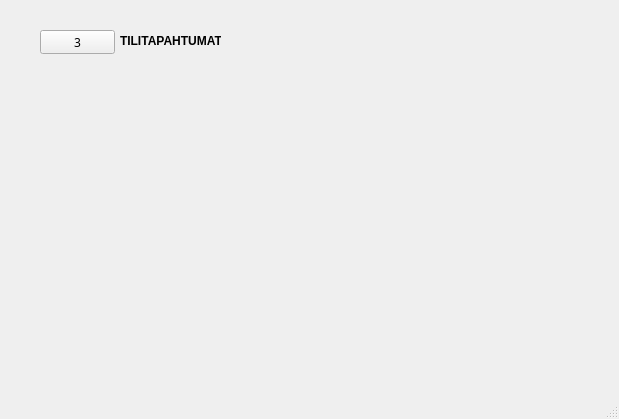
Above: bank-automat/mainwindow.ui from jaccet/MyBankSimul before the change. Below: the same form after it.
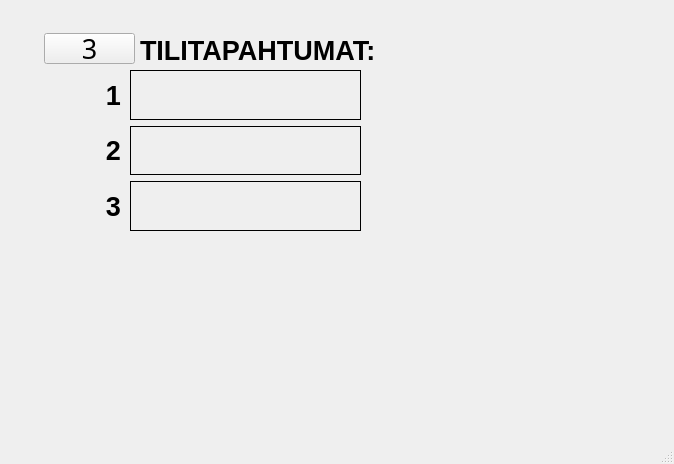
That is the form after the change.

What changed in the file:
```diff
--- a/bank-automat/mainwindow.ui
+++ b/bank-automat/mainwindow.ui
@@ -6,8 +6,8 @@
    <rect>
     <x>0</x>
     <y>0</y>
-    <width>619</width>
-    <height>419</height>
+    <width>674</width>
+    <height>464</height>
    </rect>
   </property>
   <property name="windowTitle">
@@ -17,14 +17,16 @@
    <widget class="QStackedWidget" name="stackedWidget">
     <property name="geometry">
      <rect>
-      <x>0</x>
-      <y>0</y>
+      <x>20</x>
+      <y>10</y>
       <width>621</width>
       <height>391</height>
      </rect>
     </property>
     <property name="font">
      <font>
+      <family>Arial</family>
+      <pointsize>20</pointsize>
       <bold>true</bold>
      </font>
     </property>
@@ -303,8 +305,8 @@
          </property>
         </widget>
        </item>
-       <item row="2" column="1">
-        <widget class="QLabel" name="label_4">
+       <item row="3" column="1">
+        <widget class="QLabel" name="TAKAISIN_ALOTUKSEEN_LB">
          <property name="font">
           <font>
            <family>Arial</family>
@@ -325,26 +327,34 @@
        <rect>
         <x>120</x>
         <y>20</y>
-        <width>101</width>
+        <width>241</width>
         <height>41</height>
        </rect>
       </property>
+      <property name="font">
+       <font>
+        <family>Arial</family>
+        <pointsize>20</pointsize>
+        <bold>true</bold>
+       </font>
+      </property>
       <property name="text">
-       <string>TILITAPAHTUMAT</string>
+       <string>TILITAPAHTUMAT:</string>
       </property>
      </widget>
      <widget class="QPushButton" name="TILITAPAHTUMAT_TAKAISIN">
       <property name="geometry">
        <rect>
-        <x>40</x>
-        <y>30</y>
-        <width>75</width>
-        <height>24</height>
+        <x>24</x>
+        <y>23</y>
+        <width>91</width>
+        <height>31</height>
        </rect>
       </property>
       <property name="font">
        <font>
         <family>Webdings</family>
+        <pointsize>20</pointsize>
         <bold>false</bold>
        </font>
       </property>
@@ -352,6 +362,146 @@
        <string>3</string>
       </property>
      </widget>
+     <widget class="QWidget" name="verticalLayoutWidget">
+      <property name="geometry">
+       <rect>
+        <x>110</x>
+        <y>60</y>
+        <width>231</width>
+        <height>161</height>
+       </rect>
+      </property>
+      <property name="font">
+       <font>
+        <family>Arial</family>
+        <pointsize>20</pointsize>
+        <bold>true</bold>
+       </font>
+      </property>
+      <layout class="QVBoxLayout" name="verticalLayout">
+       <item>
+        <widget class="QLabel" name="TAPAHTUMA1">
+         <property name="font">
+          <font>
+           <family>Arial</family>
+           <pointsize>20</pointsize>
+           <bold>true</bold>
+          </font>
+         </property>
+         <property name="frameShape">
+          <enum>QFrame::Box</enum>
+         </property>
+         <property name="text">
+          <string/>
+         </property>
+        </widget>
+       </item>
+       <item>
+        <widget class="QLabel" name="TAPAHTUMA2">
+         <property name="font">
+          <font>
+           <family>Arial</family>
+           <pointsize>20</pointsize>
+           <bold>true</bold>
+          </font>
+         </property>
+         <property name="frameShape">
+          <enum>QFrame::Box</enum>
+         </property>
+         <property name="text">
+          <string/>
+         </property>
+        </widget>
+       </item>
+       <item>
+        <widget class="QLabel" name="TAPAHTUMA3">
+         <property name="font">
+          <font>
+           <family>Arial</family>
+           <pointsize>20</pointsize>
+           <bold>true</bold>
+          </font>
+         </property>
+         <property name="frameShape">
+          <enum>QFrame::Box</enum>
+         </property>
+         <property name="text">
+          <string/>
+         </property>
+        </widget>
+       </item>
+      </layout>
+     </widget>
+     <widget class="QWidget" name="verticalLayoutWidget_2">
+      <property name="geometry">
+       <rect>
+        <x>20</x>
+        <y>60</y>
+        <width>81</width>
+        <height>161</height>
+       </rect>
+      </property>
+      <property name="font">
+       <font>
+        <family>Arial</family>
+        <pointsize>20</pointsize>
+        <bold>true</bold>
+       </font>
+      </property>
+      <layout class="QVBoxLayout" name="verticalLayout_2">
+       <item>
+        <widget class="QLabel" name="label_4">
+         <property name="font">
+          <font>
+           <family>Arial</family>
+           <pointsize>20</pointsize>
+           <bold>true</bold>
+          </font>
+         </property>
+         <property name="text">
+          <string>1</string>
+         </property>
+         <property name="alignment">
+          <set>Qt::AlignRight|Qt::AlignTrailing|Qt::AlignVCenter</set>
+         </property>
+        </widget>
+       </item>
+       <item>
+        <widget class="QLabel" name="label">
+         <property name="font">
+          <font>
+           <family>Arial</family>
+           <pointsize>20</pointsize>
+           <bold>true</bold>
+          </font>
+         </property>
+         <property name="text">
+          <string>2</string>
+         </property>
+         <property name="alignment">
+          <set>Qt::AlignRight|Qt::AlignTrailing|Qt::AlignVCenter</set>
+         </property>
+        </widget>
+       </item>
+       <item>
+        <widget class="QLabel" name="label_6">
+         <property name="font">
+          <font>
+           <family>Arial</family>
+           <pointsize>20</pointsize>
+           <bold>true</bold>
+          </font>
+         </property>
+         <property name="text">
+          <string>3</string>
+         </property>
+         <property name="alignment">
+          <set>Qt::AlignRight|Qt::AlignTrailing|Qt::AlignVCenter</set>
+         </property>
+        </widget>
+       </item>
+      </layout>
+     </widget>
     </widget>
     <widget class="QWidget" name="saldo">
      <widget class="QLabel" name="label_3">
```
Left out of the diff: 150 changed lines with no effect on the pictures.
